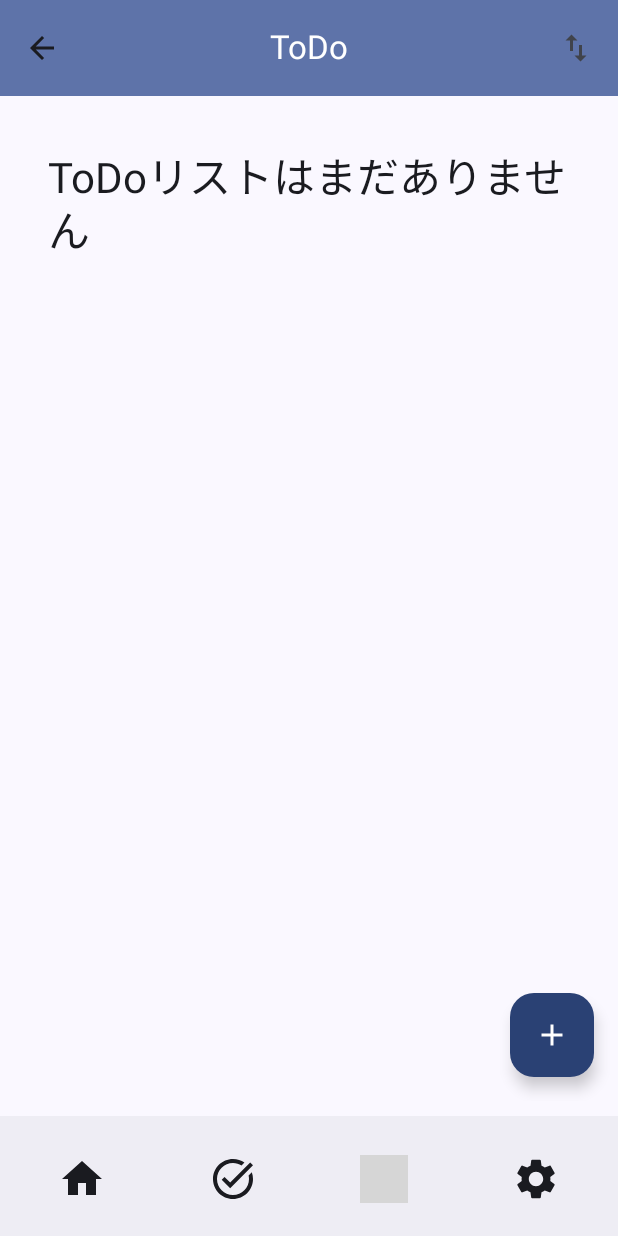
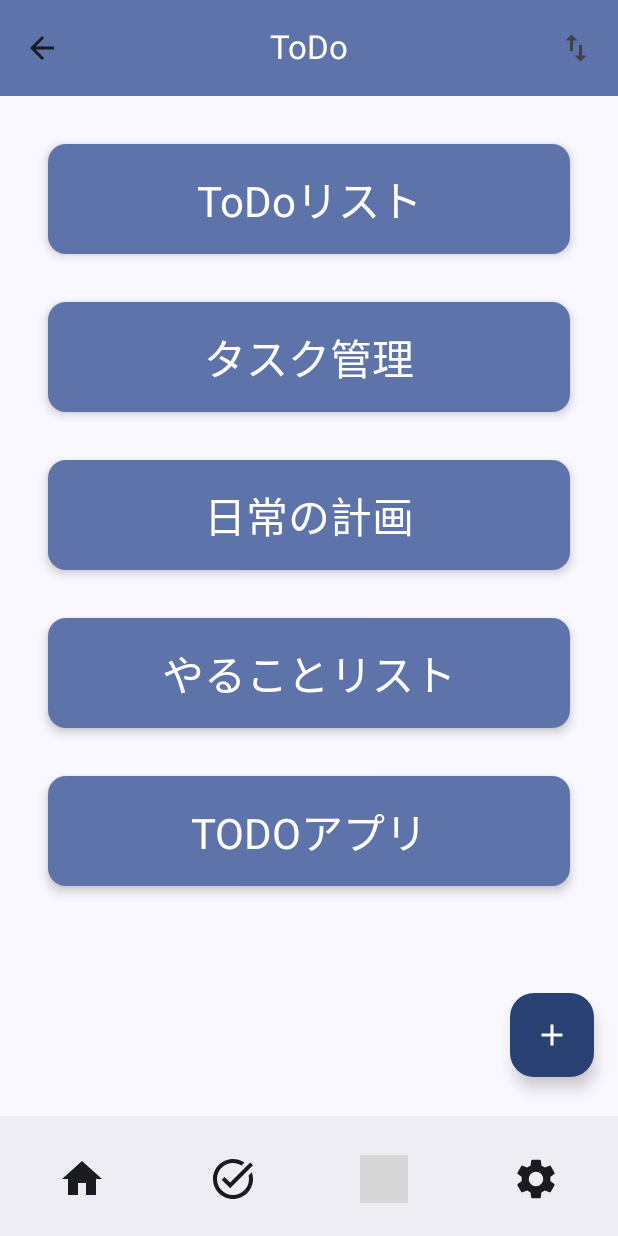
Before and after one commit to ryohamag/DoStudy-Android, an Android app built with Jetpack Compose: the ToDoScreen screen opened through its navigation route, on a phone screen of 412 x 824 dp. Run offline under Robolectric (Android 15) with nearby library versions, the phone set to English and light mode, and no system bars; our stand-ins replace AdMob, Dagger/Hilt's generated code, Room's generated code; Roboto replaces fonts that are not available here; 4 statements that could not run were skipped; grey boxes are pictures that could not be loaded.

Commit message:
試験的なToDoリストを実装

```diff
--- a/app/build.gradle.kts
+++ b/app/build.gradle.kts
@@ -16,7 +16,7 @@ android {
         applicationId = "com.websarva.wings.dostudy_android"
         minSdk = 26
         targetSdk = 35
-        versionCode = 2
+        versionCode = 3
         versionName = "1.0"
 
         testInstrumentationRunner = "androidx.test.runner.AndroidJUnitRunner"
--- a/app/src/main/java/com/websarva/wings/dostudy_android/MainActivity.kt
+++ b/app/src/main/java/com/websarva/wings/dostudy_android/MainActivity.kt
@@ -69,7 +69,8 @@ class MainActivity : ComponentActivity() {
                         }
                         composable("ToDoList") {
                             ToDoScreen(
-                                navController = navController
+                                navController = navController,
+                                vm = mainVM
                             )
                         }
                     }
--- a/app/src/main/java/com/websarva/wings/dostudy_android/view/ToDoScreen.kt
+++ b/app/src/main/java/com/websarva/wings/dostudy_android/view/ToDoScreen.kt
@@ -2,11 +2,13 @@ package com.websarva.wings.dostudy_android.view
 
 import androidx.compose.foundation.layout.Arrangement
 import androidx.compose.foundation.layout.fillMaxSize
+import androidx.compose.foundation.layout.fillMaxWidth
 import androidx.compose.foundation.layout.padding
 import androidx.compose.foundation.lazy.LazyColumn
 import androidx.compose.material.icons.Icons
 import androidx.compose.material.icons.automirrored.filled.ArrowBack
 import androidx.compose.material.icons.filled.Add
+import androidx.compose.material3.Card
 import androidx.compose.material3.CenterAlignedTopAppBar
 import androidx.compose.material3.ExperimentalMaterial3Api
 import androidx.compose.material3.FloatingActionButton
@@ -23,12 +25,25 @@ import androidx.compose.ui.res.painterResource
 import androidx.compose.ui.unit.dp
 import androidx.navigation.NavController
 import com.websarva.wings.dostudy_android.R
+import com.websarva.wings.dostudy_android.viewmodel.MainViewModel
+import androidx.compose.foundation.lazy.items
+import androidx.compose.material3.CardDefaults
+import androidx.compose.ui.text.style.TextAlign
 
 @OptIn(ExperimentalMaterial3Api::class)
 @Composable
 fun ToDoScreen(
-    navController: NavController
+    navController: NavController,
+    vm: MainViewModel
 ) {
+    val titles = listOf(
+        "ToDoリスト",
+        "タスク管理",
+        "日常の計画",
+        "やることリスト",
+        "TODOアプリ"
+    )
+
     Scaffold(
         modifier = Modifier
             .padding(bottom = 90.dp),
@@ -82,12 +97,26 @@ fun ToDoScreen(
                 .padding(16.dp)
                 .fillMaxSize()
         ) {
-            item {
-                Text(
-                    text = "ToDoリストはまだありません",
-                    style = MaterialTheme.typography.headlineMedium,
-                    modifier = Modifier.padding(16.dp)
-                )
+            items(titles) { title ->
+                Card(
+                    elevation = CardDefaults.cardElevation(defaultElevation = 4.dp),
+                    modifier = Modifier
+                        .padding(16.dp)
+                        .fillMaxWidth(),
+                    colors = CardDefaults.cardColors(
+                        containerColor = MaterialTheme.colorScheme.primaryContainer,
+                        contentColor = MaterialTheme.colorScheme.onPrimaryContainer
+                    )
+                ) {
+                    Text(
+                        text = title,
+                        modifier = Modifier
+                            .padding(16.dp)
+                            .fillMaxWidth(),
+                        style = MaterialTheme.typography.headlineMedium,
+                        textAlign = TextAlign.Center
+                    )
+                }
             }
         }
     }
```
